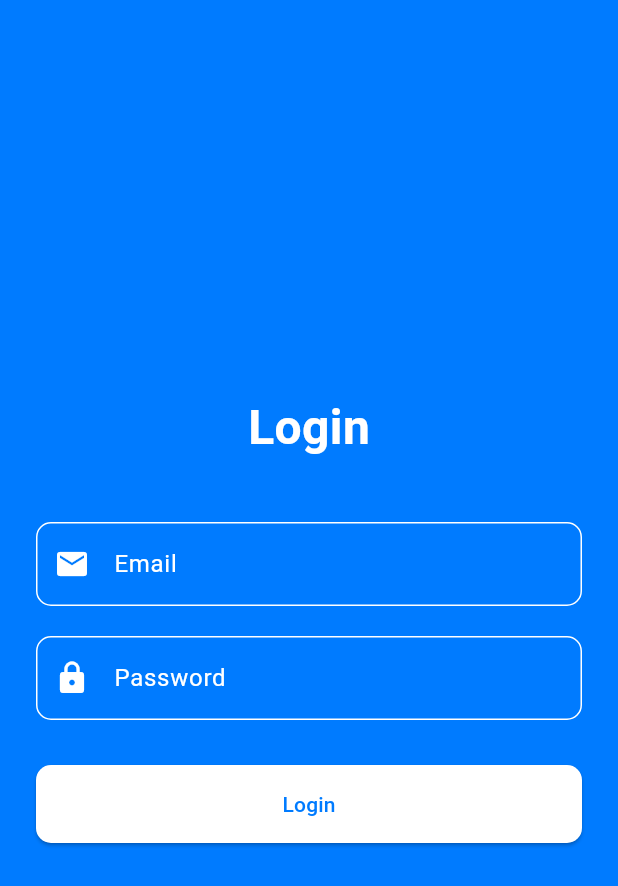
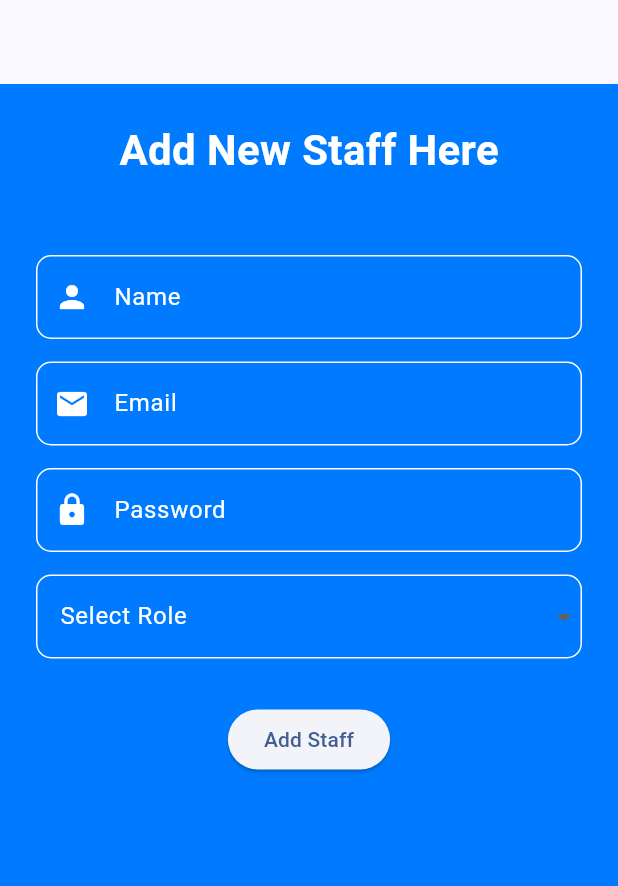
Before and after one commit to ishankfl/inventory, a Flutter app: the screen it shows after launch, on a phone screen of 412 x 824 dp. Shown: the top 886 px of the screen. Run offline on Flutter 3.47's test engine with Material 3 defaults, Android fonts, the phone set to English and light mode, and no system bars; our stand-ins replace shared_preferences.

Commit message:
loginn-addstaff-done

```diff
--- a/lib/constants/server.dart
+++ b/lib/constants/server.dart
@@ -1,3 +1,3 @@
 // const String baseUrl = 'https://192.168.20.142:7194/api';
-const String baseUrl = 'http://10.0.2.2:7194/api';
+const String baseUrl = 'https://10.0.2.2:7194/api';
 // http://10.0.2.2:7194/swagger/index.html
--- a/lib/login_screen.dart
+++ /dev/null
@@ -1,106 +0,0 @@
-import 'package:flutter/material.dart';
-import 'package:inventory/services/auth_service.dart';
-
-class LoginScreen extends StatefulWidget {
-  const LoginScreen({super.key});
-
-  @override
-  State<LoginScreen> createState() => _LoginScreenState();
-}
-
-class _LoginScreenState extends State<LoginScreen> {
-  final TextEditingController emailController = TextEditingController();
-  final TextEditingController passwordController = TextEditingController();
-
-  void _handleLogin() async {
-    AuthService auth = AuthService();
-    print("Clicked");
-    var bool = await auth.login(emailController.text, passwordController.text);
-    bool ? print("Bool") : print("No bool");
-    // Navigator.push(
-    //   context,
-    //   MaterialPageRoute(
-    //     // builder: (_) => const MyHomePage(title: 'IMS Dashboard'),
-    //   ),
-    // );
-  }
-
-  @override
-  Widget build(BuildContext context) {
-    return Scaffold(
-      backgroundColor: const Color(0xFF007bff),
-      body: Center(
-        child: Padding(
-          padding: const EdgeInsets.all(24.0),
-          child: SingleChildScrollView(
-            child: Column(
-              children: [
-                const Text(
-                  'Login',
-                  style: TextStyle(
-                    fontSize: 32,
-                    fontWeight: FontWeight.bold,
-                    color: Colors.white,
-                  ),
-                ),
-                const SizedBox(height: 40),
-                TextField(
-                  controller: emailController,
-                  style: const TextStyle(color: Colors.white),
-                  decoration: InputDecoration(
-                    labelText: 'Email',
-                    labelStyle: const TextStyle(color: Colors.white),
-                    prefixIcon: const Icon(Icons.email, color: Colors.white),
-                    enabledBorder: OutlineInputBorder(
-                      borderSide: const BorderSide(color: Colors.white),
-                      borderRadius: BorderRadius.circular(10),
-                    ),
-                    focusedBorder: OutlineInputBorder(
-                      borderSide: const BorderSide(color: Colors.white),
-                      borderRadius: BorderRadius.circular(10),
-                    ),
-                  ),
-                ),
-                const SizedBox(height: 20),
-                TextField(
-                  controller: passwordController,
-                  obscureText: true,
-                  style: const TextStyle(color: Colors.white),
-                  decoration: InputDecoration(
-                    labelText: 'Password',
-                    labelStyle: const TextStyle(color: Colors.white),
-                    prefixIcon: const Icon(Icons.lock, color: Colors.white),
-                    enabledBorder: OutlineInputBorder(
-                      borderSide: const BorderSide(color: Colors.white),
-                      borderRadius: BorderRadius.circular(10),
-                    ),
-                    focusedBorder: OutlineInputBorder(
-                      borderSide: const BorderSide(color: Colors.white),
-                      borderRadius: BorderRadius.circular(10),
-                    ),
-                  ),
-                ),
-                const SizedBox(height: 30),
-                SizedBox(
-                  width: double.infinity,
-                  child: ElevatedButton(
-                    onPressed: _handleLogin,
-                    style: ElevatedButton.styleFrom(
-                      backgroundColor: Colors.white,
-                      foregroundColor: const Color(0xFF007bff),
-                      padding: const EdgeInsets.symmetric(vertical: 16),
-                      shape: RoundedRectangleBorder(
-                        borderRadius: BorderRadius.circular(10),
-                      ),
-                    ),
-                    child: const Text('Login'),
-                  ),
-                ),
-              ],
-            ),
-          ),
-        ),
-      ),
-    );
-  }
-}
--- a/lib/main.dart
+++ b/lib/main.dart
@@ -1,7 +1,13 @@
 import 'package:flutter/material.dart';
-import 'package:inventory/login_screen.dart';
+import 'package:inventory/screens/login/add_staff_screen.dart';
+// import 'package:inventory/screens/login/login_screen.dart';
+import 'dart:io';
+
+import 'package:inventory/utils/http_overide.dart';
 
 void main() {
+  HttpOverrides.global = MyHttpOverrides();
+
   runApp(const MyApp());
 }
 
@@ -19,7 +25,7 @@ class MyApp extends StatelessWidget {
         useMaterial3: true,
       ),
       debugShowCheckedModeBanner: false,
-      home: const LoginScreen(),
+      home: const AddStaffScreen(),
     );
   }
 }
--- /dev/null
+++ b/lib/screens/login/add_staff_screen.dart
@@ -0,0 +1,186 @@
+import 'package:flutter/material.dart';
+import 'package:http/http.dart' as http;
+import 'dart:convert';
+
+import 'package:inventory/services/auth_service.dart';
+
+class AddStaffScreen extends StatefulWidget {
+  const AddStaffScreen({super.key});
+
+  @override
+  State<AddStaffScreen> createState() => _AddStaffScreenState();
+}
+
+class _AddStaffScreenState extends State<AddStaffScreen> {
+  final TextEditingController nameController = TextEditingController();
+  final TextEditingController emailController = TextEditingController();
+  final TextEditingController passwordController = TextEditingController();
+  String? selectedRole;
+  String error = '';
+
+  Future<void> _handleSubmit() async {
+    final name = nameController.text.trim();
+    final email = emailController.text.trim();
+    final password = passwordController.text;
+
+    if (name.isEmpty ||
+        email.isEmpty ||
+        password.isEmpty ||
+        selectedRole == null) {
+      setState(() {
+        error = 'All fields are required';
+      });
+      return;
+    }
+
+    setState(() {
+      error = '';
+    });
+
+    try {
+      final response = await AuthService().addStaff(
+        name: name,
+        email: email,
+        password: password,
+        role: int.parse(selectedRole!), // assuming dropdown gives string
+      );
+
+      if (response['success']) {
+        // Show success message
+        ScaffoldMessenger.of(context).showSnackBar(
+          const SnackBar(content: Text('Staff added successfully!')),
+        );
+
+        // Clear form
+        nameController.clear();
+        emailController.clear();
+        passwordController.clear();
+        setState(() => selectedRole = null);
+      } else {
+        setState(() {
+          error = response['message'];
+        });
+      }
+    } catch (e) {
+      setState(() {
+        error = 'An unexpected error occurred. Please try again later.';
+      });
+      print('Submit error: $e');
+    }
+  }
+
+  @override
+  Widget build(BuildContext context) {
+    return Scaffold(
+      // backgroundColor: Colors.deepPurple[900],
+      appBar: AppBar(
+          // title: const Text('Add New Staff'),
+          // backgroundColor: Colors.deepPurple[700],
+          ),
+      body: Padding(
+        padding: const EdgeInsets.all(24),
+        child: SingleChildScrollView(
+          child: Column(
+            children: [
+              const Text(
+                'Add New Staff Here',
+                style: TextStyle(
+                    fontSize: 28,
+                    fontWeight: FontWeight.bold,
+                    color: Colors.white),
+              ),
+              const SizedBox(height: 30),
+              if (error.isNotEmpty)
+                Container(
+                  padding: const EdgeInsets.all(12),
+                  color: Colors.red[200],
+                  child:
+                      Text(error, style: const TextStyle(color: Colors.black)),
+                ),
+              const SizedBox(height: 20),
+              _buildTextField(
+                  controller: nameController,
+                  label: 'Name',
+                  icon: Icons.person),
+              const SizedBox(height: 15),
+              _buildTextField(
+                  controller: emailController,
+                  label: 'Email',
+                  icon: Icons.email),
+              const SizedBox(height: 15),
+              _buildTextField(
+                  controller: passwordController,
+                  label: 'Password',
+                  icon: Icons.lock,
+                  obscureText: true),
+              const SizedBox(height: 15),
+              DropdownButtonFormField<String>(
+                dropdownColor: Colors.red,
+                value: selectedRole,
+                onChanged: (value) => setState(() => selectedRole = value),
+                decoration: _inputDecoration('Select Role'),
+                items: const [
+                  DropdownMenuItem(
+                      value: '0',
+                      child: Text(
+                        'Admin',
+                        style: TextStyle(color: Colors.white),
+                      )),
+                  DropdownMenuItem(
+                      value: '1',
+                      child:
+                          Text('Staff', style: TextStyle(color: Colors.white))),
+                ],
+              ),
+              const SizedBox(height: 30),
+              ElevatedButton(
+                onPressed: _handleSubmit,
+                child: const Text('Add Staff'),
+              ),
+            ],
+          ),
+        ),
+      ),
+    );
+  }
+
+  InputDecoration _inputDecoration(String label) {
+    return InputDecoration(
+      labelText: label,
+      labelStyle: const TextStyle(color: Colors.white),
+      enabledBorder: OutlineInputBorder(
+        borderSide: const BorderSide(color: Colors.white),
+        borderRadius: BorderRadius.circular(10),
+      ),
+      focusedBorder: OutlineInputBorder(
+        borderSide: const BorderSide(color: Colors.white),
+        borderRadius: BorderRadius.circular(10),
+      ),
+    );
+  }
+
+  Widget _buildTextField(
+      {required TextEditingController controller,
+      required String label,
+      required IconData icon,
+      bool obscureText = false}) {
+    return TextField(
+      controller: controller,
+      obscureText: obscureText,
+      style: const TextStyle(color: Colors.white),
+      decoration: InputDecoration(
+        labelText: label,
+        labelStyle: const TextStyle(color: Colors.white),
+        prefixIcon: Icon(icon, color: Colors.white),
+        enabledBorder: OutlineInputBorder(
+          borderSide: const BorderSide(color: Colors.white),
+          borderRadius: BorderRadius.circular(10),
+        ),
+        focusedBorder: OutlineInputBorder(
+          borderSide: const BorderSide(color: Colors.white),
+          borderRadius: BorderRadius.circular(10),
+        ),
+      ),
+    );
+  }
+}
```
Also changed, not shown: lib/screens/dashboard/home_page.dart (added, +10 -0 lines), lib/screens/login/login_screen.dart (+108 -0 lines), lib/services/auth_service.dart (+54 -19 lines), lib/utils/http_overide.dart (added, +10 -0 lines), lib/screens/login/register_screen.dart (deleted), 1 other file.
